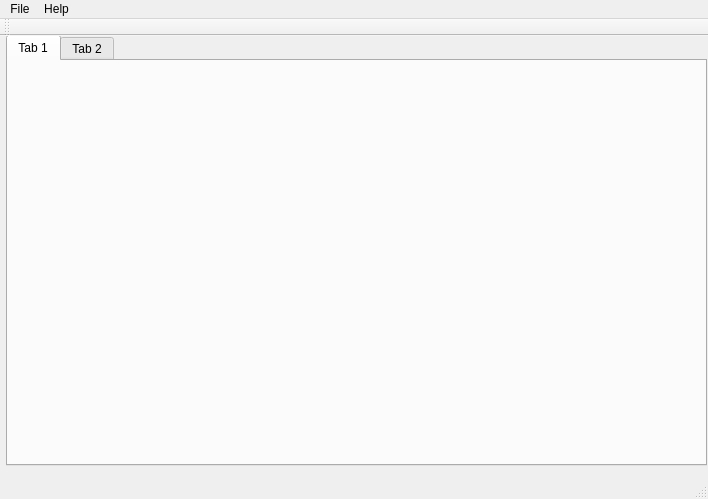
This is FireBirdQT/FireBirdQT.ui in hongxinGuo/FireBird as Qt 5 draws it before an edit. The edited form follows.
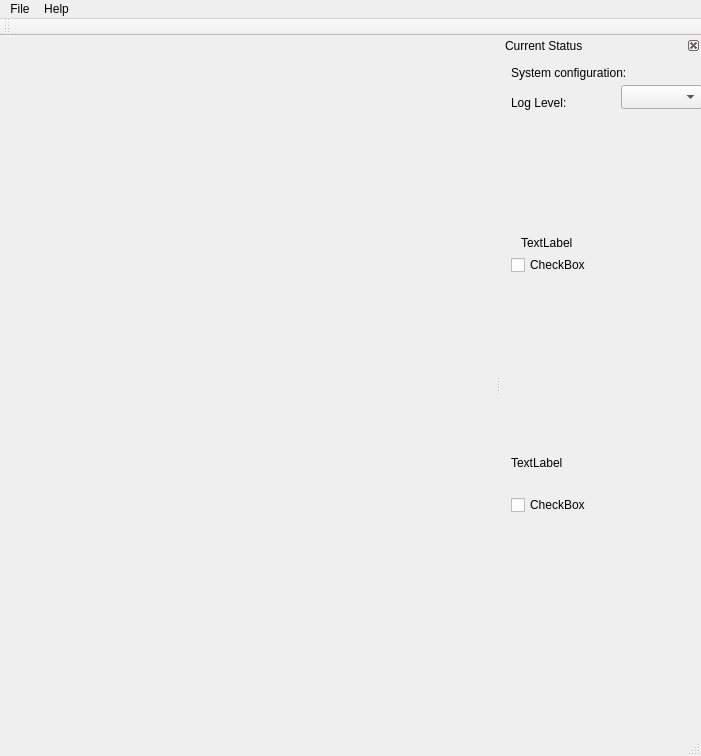
This is the edited form.

```diff
--- a/FireBirdQT/FireBirdQT.ui
+++ b/FireBirdQT/FireBirdQT.ui
@@ -6,44 +6,20 @@
    <rect>
     <x>0</x>
     <y>0</y>
-    <width>708</width>
-    <height>499</height>
+    <width>701</width>
+    <height>756</height>
    </rect>
   </property>
   <property name="windowTitle">
    <string>FireBirdQT</string>
   </property>
-  <widget class="QWidget" name="centralWidget">
-   <widget class="QTabWidget" name="tabWidget">
-    <property name="geometry">
-     <rect>
-      <x>6</x>
-      <y>-1</y>
-      <width>701</width>
-      <height>431</height>
-     </rect>
-    </property>
-    <property name="currentIndex">
-     <number>0</number>
-    </property>
-    <widget class="QWidget" name="tab">
-     <attribute name="title">
-      <string>Tab 1</string>
-     </attribute>
-    </widget>
-    <widget class="QWidget" name="tab_2">
-     <attribute name="title">
-      <string>Tab 2</string>
-     </attribute>
-    </widget>
-   </widget>
-  </widget>
+  <widget class="QWidget" name="centralWidget"/>
   <widget class="QMenuBar" name="menuBar">
    <property name="geometry">
     <rect>
      <x>0</x>
      <y>0</y>
-     <width>708</width>
+     <width>701</width>
      <height>33</height>
     </rect>
    </property>
@@ -71,6 +47,119 @@
    </attribute>
   </widget>
   <widget class="QStatusBar" name="statusBar"/>
+  <widget class="QDockWidget" name="dockWidgetProperty">
+   <property name="minimumSize">
+    <size>
+     <width>200</width>
+     <height>600</height>
+    </size>
+   </property>
+   <property name="floating">
+    <bool>false</bool>
+   </property>
+   <property name="features">
+    <set>QDockWidget::DockWidgetFeature::DockWidgetClosable</set>
+   </property>
+   <property name="allowedAreas">
+    <set>Qt::DockWidgetArea::LeftDockWidgetArea|Qt::DockWidgetArea::RightDockWidgetArea</set>
+   </property>
+   <property name="windowTitle">
+    <string>Current Status</string>
+   </property>
+   <attribute name="dockWidgetArea">
+    <number>2</number>
+   </attribute>
+   <widget class="QWidget" name="dockWidgetContents">
+    <widget class="QCheckBox" name="checkBox">
+     <property name="geometry">
+      <rect>
+       <x>10</x>
+       <y>200</y>
+       <width>82</width>
+       <height>20</height>
+      </rect>
+     </property>
+     <property name="text">
+      <string>CheckBox</string>
+     </property>
+    </widget>
+    <widget class="QCheckBox" name="checkBox_2">
+     <property name="geometry">
+      <rect>
+       <x>10</x>
+       <y>440</y>
+       <width>82</width>
+       <height>20</height>
+      </rect>
+     </property>
+     <property name="text">
+      <string>CheckBox</string>
+     </property>
+    </widget>
+    <widget class="QComboBox" name="comboBox">
+     <property name="geometry">
+      <rect>
+       <x>120</x>
+       <y>30</y>
+       <width>81</width>
+       <height>24</height>
+      </rect>
+     </property>
+    </widget>
+    <widget class="QLabel" name="label">
+     <property name="geometry">
+      <rect>
+       <x>10</x>
+       <y>10</y>
+       <width>161</width>
+       <height>16</height>
+      </rect>
+     </property>
+     <property name="text">
+      <string>System configuration:</string>
+     </property>
+    </widget>
+    <widget class="QLabel" name="label_2">
+     <property name="geometry">
+      <rect>
+       <x>20</x>
+       <y>180</y>
+       <width>54</width>
+       <height>16</height>
+      </rect>
+     </property>
+     <property name="text">
+      <string>TextLabel</string>
+     </property>
+    </widget>
+    <widget class="QLabel" name="label_3">
+     <property name="geometry">
+      <rect>
+       <x>10</x>
+       <y>400</y>
+       <width>54</width>
+       <height>16</height>
+      </rect>
+     </property>
+     <property name="text">
+      <string>TextLabel</string>
+     </property>
+    </widget>
+    <widget class="QLabel" name="label_4">
+     <property name="geometry">
+      <rect>
+       <x>10</x>
+       <y>40</y>
+       <width>81</width>
+       <height>16</height>
+      </rect>
+     </property>
+     <property name="text">
+      <string>Log Level:</string>
+     </property>
+    </widget>
+   </widget>
+  </widget>
   <action name="actionNew">
    <property name="text">
     <string>New</string>
```
